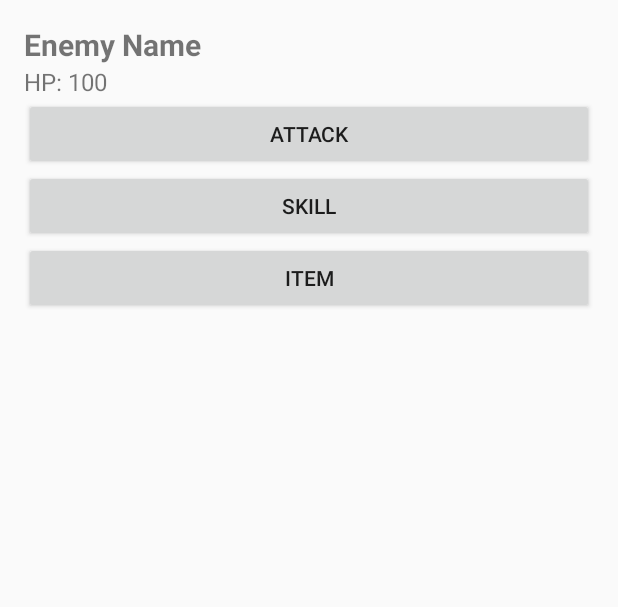
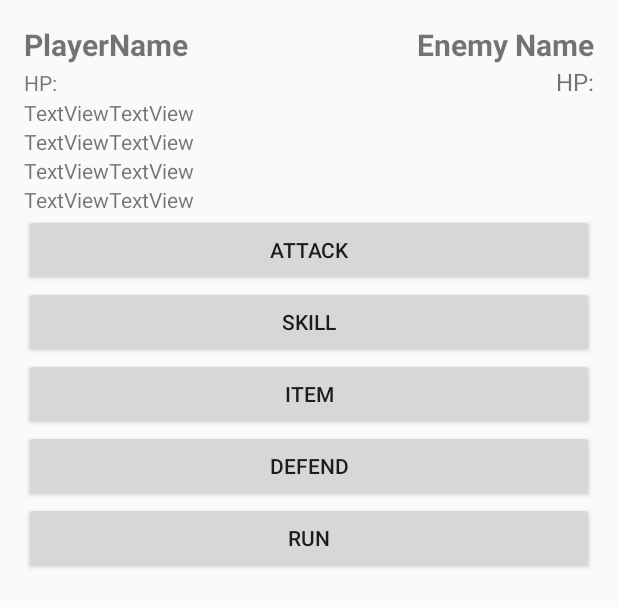
Before and after one commit to GuanxunChen/RPG-Game-Android_Studio, an Android app built with Jetpack Compose: the layout battleview.xml on its own in the app's theme, with its tools: preview values and no code run, on a phone screen of 412 x 824 dp. Shown: the top 607 px of the screen. Run offline under Robolectric (Android 15) with nearby library versions, the phone set to English and light mode, and no system bars.

Commit message:
fixing parts for battle

```diff
--- a/app/src/main/java/com/example/rpg/BattleView.kt
+++ b/app/src/main/java/com/example/rpg/BattleView.kt
@@ -1,58 +1,58 @@
-package com.example.rpg
-
 package com.example.rpg
 
 import android.os.Bundle
-import androidx.appcompat.app.AppCompatActivity
-import kotlinx.android.synthetic.main.battle_view.*
+import android.widget.Button
 
-class BattleView : AppCompatActivity() {
+internal fun MainActivity.setupBattleViewListeners(player: PlayerCharacter, enemy: NPC){ //(ViewModel.EnemyNPC[0])
+    setContentView(R.layout.battleview)
 
-    override fun onCreate(savedInstanceState: Bundle?) {
-        super.onCreate(savedInstanceState)
-        setContentView(R.layout.battle_view)
+    val buttonAttack = findViewById<Button>(R.id.buttonAttack)
+    val buttonSkill = findViewById<Button>(R.id.buttonSkill)
+    val buttonItem = findViewById<Button>(R.id.buttonItem)
+    val buttonDefend = findViewById<Button>(R.id.buttonDefend)
+    val buttonRun = findViewById<Button>(R.id.buttonRun)
 
     // Initialize battle UI components and set listeners
-        initBattleUI()
+    buttonAttack.setOnClickListener {
 
-        // Start the battle
-        startBattle()
+    }
+    buttonSkill.setOnClickListener {
+
+    }
+    buttonItem.setOnClickListener {
+
+    }
+    buttonDefend.setOnClickListener {
+
+    }
+    buttonRun.setOnClickListener {
+
     }
 
-    private fun initBattleUI() {
-        // Initialize UI components such as buttons, text views, etc.
-        buttonAttack.setOnClickListener { performAttack() }
-        buttonSkill.setOnClickListener { useSkill() }
-        buttonItem.setOnClickListener { useItem() }
-    }
 
-    private fun startBattle() {
-        // Logic to start a battle
-        val enemy = EnemyNPC.random() // Get a random enemy NPC
-        displayEnemyInfo(enemy)
-    }
-
-    private fun performAttack() {
     // Logic to perform an attack
     val player = ViewModel.PlayerCharacters[0] // Assuming you have one player character for now
     val enemy = EnemyNPC.random() // Get a random enemy NPC
     val damage = calculateDamage(player, enemy)
     enemy.hp -= damage
     displayEnemyInfo(enemy)
-    }
 
-    private fun useItem() {
+    val enemy = EnemyNPC.random() // Get a random enemy NPC
+    displayEnemyInfo(enemy)
+
+
+    fun useItem() {
         // Logic to use an item
         // Implement this according to your game mechanics
     }
 
-    private fun displayEnemyInfo(enemy: NPC) {
+    fun displayEnemyInfo(enemy: NPC) {
         // Display enemy information on the UI
         textViewEnemyName.text = enemy.name
         textViewEnemyHP.text = "HP: ${enemy.hp}"
     }
 
-    private fun calculateDamage(player: PlayerCharacter, enemy: NPC): Int {
+    fun calculateDamage(player: PlayerCharacter, enemy: NPC): Int {
         // Logic to calculate damage inflicted by the player
         val damage = (player.atk - enemy.def) * (player.level - enemy.level)
         return if (damage > 0) damage else 0
--- a/app/src/main/res/layout/battleview.xml
+++ b/app/src/main/res/layout/battleview.xml
@@ -5,20 +5,115 @@
     android:orientation="vertical"
     android:padding="16dp">
 
+    <TableRow
+        android:layout_width="match_parent"
+        android:layout_height="wrap_content">
+
+        <TextView
+            android:id="@+id/textViewPlayerName"
+            android:layout_width="190dp"
+            android:layout_height="wrap_content"
+            android:text="PlayerName"
+            android:textSize="20sp"
+            android:textStyle="bold" />
+
         <TextView
             android:id="@+id/textViewEnemyName"
-        android:layout_width="wrap_content"
+            android:layout_width="190dp"
             android:layout_height="wrap_content"
+            android:gravity="end"
             android:text="Enemy Name"
             android:textSize="20sp"
             android:textStyle="bold" />
 
+    </TableRow>
+
+    <TableRow
+        android:layout_width="match_parent"
+        android:layout_height="wrap_content">
+
+        <TextView
+            android:id="@+id/textViewPlayerHP"
+            android:layout_width="190dp"
+            android:layout_height="wrap_content"
+            android:text="HP:" />
+
         <TextView
             android:id="@+id/textViewEnemyHP"
+            android:layout_width="190dp"
+            android:layout_height="wrap_content"
+            android:gravity="end"
+            android:text="HP:"
+            android:textSize="16sp" />
+    </TableRow>
+
+    <TableRow
+        android:layout_width="match_parent"
+        android:layout_height="wrap_content">
+
+        <TextView
+            android:id="@+id/textView5"
             android:layout_width="wrap_content"
             android:layout_height="wrap_content"
-        android:text="HP: 100"
-        android:textSize="16sp" />
+            android:text="TextView" />
+
+        <TextView
+            android:id="@+id/textView4"
+            android:layout_width="wrap_content"
+            android:layout_height="wrap_content"
+            android:text="TextView" />
+    </TableRow>
+
+    <TableRow
+        android:layout_width="match_parent"
+        android:layout_height="wrap_content">
+
+        <TextView
+            android:id="@+id/textView6"
+            android:layout_width="wrap_content"
+            android:layout_height="wrap_content"
+            android:text="TextView" />
+
+        <TextView
+            android:id="@+id/textView7"
+            android:layout_width="wrap_content"
+            android:layout_height="wrap_content"
+            android:text="TextView" />
+    </TableRow>
+
+    <TableRow
+        android:layout_width="match_parent"
+        android:layout_height="wrap_content">
+
+        <TextView
+            android:id="@+id/textView8"
+            android:layout_width="wrap_content"
+            android:layout_height="wrap_content"
+            android:text="TextView" />
+
+        <TextView
+            android:id="@+id/textView9"
+            android:layout_width="wrap_content"
+            android:layout_height="wrap_content"
+            android:text="TextView" />
+    </TableRow>
+
+    <TableRow
+        android:layout_width="match_parent"
+        android:layout_height="wrap_content">
+
+        <TextView
+            android:id="@+id/textView10"
+            android:layout_width="wrap_content"
+            android:layout_height="wrap_content"
+            android:text="TextView" />
+
+        <TextView
+            android:id="@+id/textView12"
+            android:layout_width="wrap_content"
+            android:layout_height="wrap_content"
+            android:text="TextView" />
+    </TableRow>
 
     <Button
         android:id="@+id/buttonAttack"
@@ -38,6 +133,18 @@
         android:layout_height="wrap_content"
         android:text="Item" />
 
+    <Button
+        android:id="@+id/buttonDefend"
+        android:layout_width="match_parent"
+        android:layout_height="wrap_content"
+        android:text="Defend" />
+
+    <Button
+        android:id="@+id/buttonRun"
+        android:layout_width="match_parent"
+        android:layout_height="wrap_content"
+        android:text="Run" />
+
     <!-- Add more UI components as needed -->
 
 </LinearLayout>
--- a/app/src/main/res/layout/characterview.xml
+++ b/app/src/main/res/layout/characterview.xml
@@ -19,7 +19,9 @@
                 android:id="@+id/CharName1"
                 android:layout_width="match_parent"
                 android:layout_height="wrap_content"
-                android:text="NameSpace" />
+                android:text="NameSpace"
+                android:textSize="24sp"
+                android:textStyle="bold" />
 
             <TextView
                 android:id="@+id/Gender"
```
Lines whose indentation alone changed are shown as unchanged.
